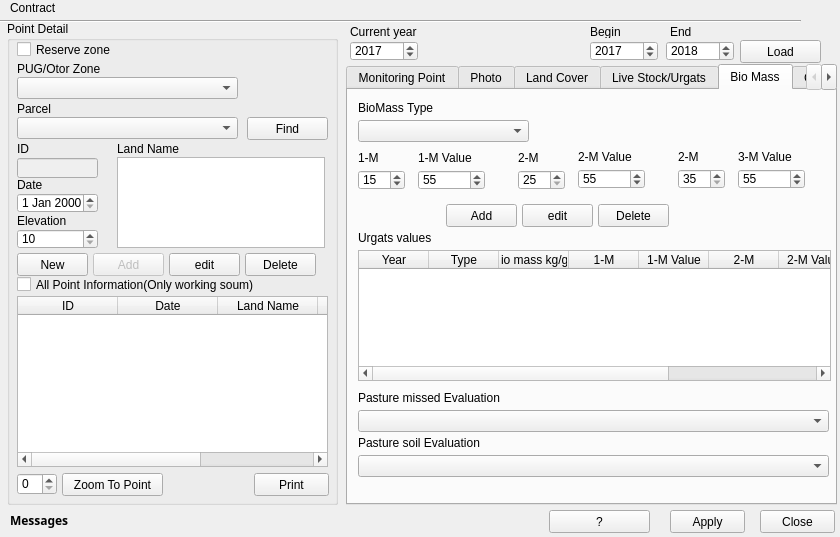
Qt form view/PastureMonitoringValueDialog.ui (ankhbold/lm2) before a commit.
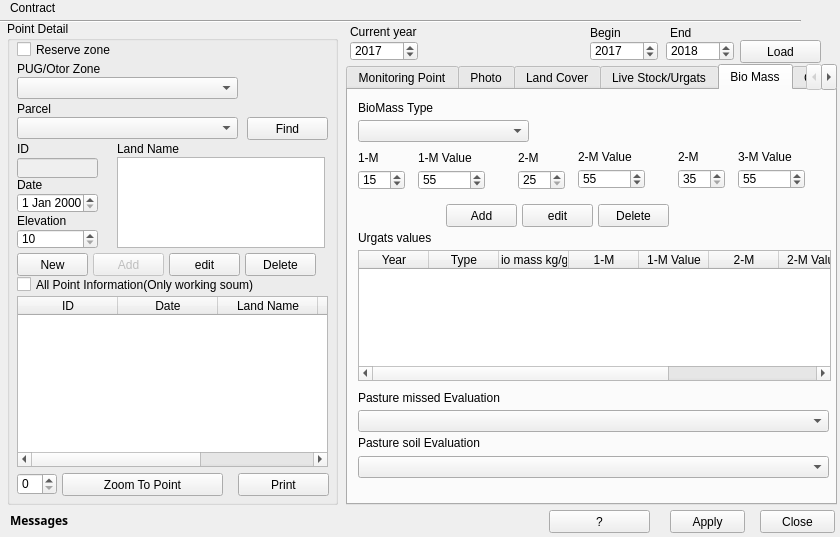
The same form after that commit. The open tabs and pages were chosen to show the change.

Commit message: pasture translate

```diff
--- a/view/PastureMonitoringValueDialog.ui
+++ b/view/PastureMonitoringValueDialog.ui
@@ -880,7 +880,7 @@
       <rect>
        <x>10</x>
        <y>60</y>
-       <width>31</width>
+       <width>51</width>
        <height>16</height>
       </rect>
      </property>
@@ -909,7 +909,7 @@
       <rect>
        <x>170</x>
        <y>60</y>
-       <width>31</width>
+       <width>51</width>
        <height>16</height>
       </rect>
      </property>
@@ -938,7 +938,7 @@
       <rect>
        <x>330</x>
        <y>59</y>
-       <width>31</width>
+       <width>51</width>
        <height>16</height>
       </rect>
      </property>
@@ -1084,16 +1084,6 @@
       <string>edit</string>
      </property>
     </widget>
-    <widget class="QComboBox" name="missed_evaluation_cbox">
-     <property name="geometry">
-      <rect>
-       <x>10</x>
-       <y>320</y>
-       <width>471</width>
-       <height>22</height>
-      </rect>
-     </property>
-    </widget>
     <widget class="QLabel" name="label_55">
      <property name="geometry">
       <rect>
@@ -1111,7 +1101,7 @@
      <property name="geometry">
       <rect>
        <x>10</x>
-       <y>365</y>
+       <y>320</y>
        <width>471</width>
        <height>22</height>
       </rect>
@@ -1130,6 +1120,16 @@
       <string>Pasture soil Evaluation</string>
      </property>
     </widget>
+    <widget class="QComboBox" name="missed_evaluation_cbox">
+     <property name="geometry">
+      <rect>
+       <x>10</x>
+       <y>366</y>
+       <width>471</width>
+       <height>22</height>
+      </rect>
+     </property>
+    </widget>
    </widget>
    <widget class="QWidget" name="tab_4">
     <attribute name="title">
@@ -1836,7 +1836,7 @@
      <rect>
       <x>110</x>
       <y>120</y>
-      <width>131</width>
+      <width>211</width>
       <height>16</height>
      </rect>
     </property>
@@ -1859,7 +1859,7 @@
      <rect>
       <x>10</x>
       <y>40</y>
-      <width>131</width>
+      <width>231</width>
       <height>16</height>
      </rect>
     </property>
@@ -1882,7 +1882,7 @@
      <rect>
       <x>10</x>
       <y>80</y>
-      <width>131</width>
+      <width>221</width>
       <height>16</height>
      </rect>
     </property>
@@ -1944,7 +1944,7 @@
      <rect>
       <x>55</x>
       <y>452</y>
-      <width>101</width>
+      <width>161</width>
       <height>23</height>
      </rect>
     </property>
@@ -1965,9 +1965,9 @@
    <widget class="QPushButton" name="print_button">
     <property name="geometry">
      <rect>
-      <x>247</x>
+      <x>231</x>
       <y>452</y>
-      <width>75</width>
+      <width>91</width>
       <height>23</height>
      </rect>
     </property>
@@ -2098,8 +2098,8 @@
     <rect>
      <x>590</x>
      <y>25</y>
-     <width>46</width>
-     <height>13</height>
+     <width>71</width>
+     <height>16</height>
     </rect>
    </property>
    <property name="text">
@@ -2111,8 +2111,8 @@
     <rect>
      <x>670</x>
      <y>25</y>
-     <width>46</width>
-     <height>13</height>
+     <width>61</width>
+     <height>16</height>
     </rect>
    </property>
    <property name="text">
@@ -2140,7 +2140,7 @@
     <rect>
      <x>350</x>
      <y>24</y>
-     <width>81</width>
+     <width>151</width>
      <height>16</height>
     </rect>
    </property>
```
Left out of the diff: 24 changed lines with no effect on the pictures. The commit also changes 7 other files.
